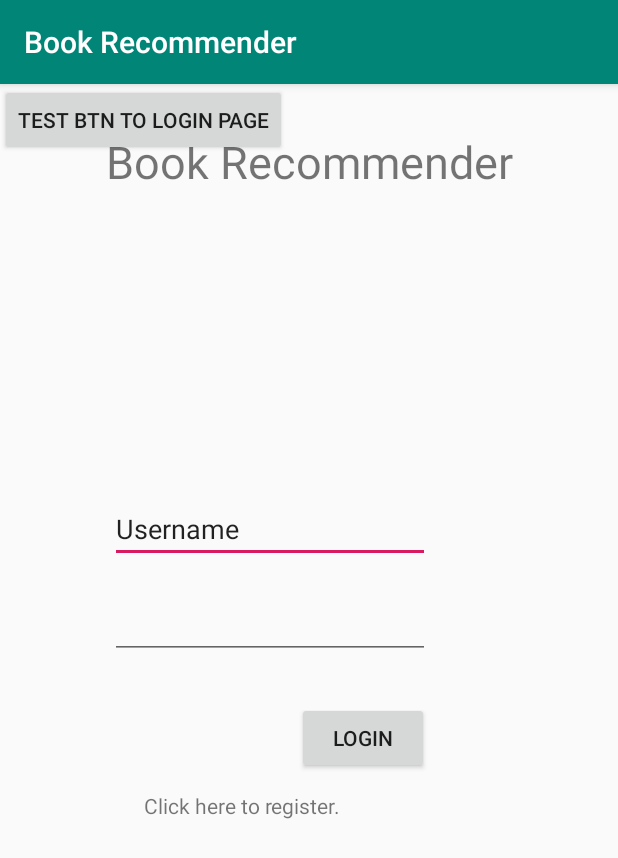
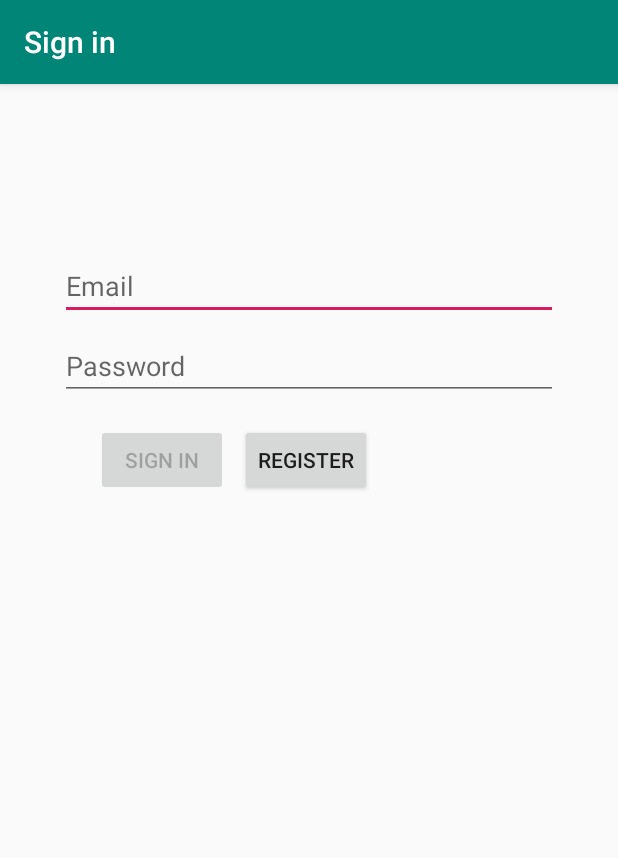
Before and after one commit to capstone-project-cs-info-4488/MachineLearningBookSuggester, an Android app: the screen it shows after launch (MainActivity before the commit, LoginActivity after it), on a phone screen of 412 x 824 dp. Shown: the top 858 px of the screen. Run offline under Robolectric (Android 15) with nearby library versions, the phone set to English and light mode, and no system bars.

Commit message:
Removed activity_main
Removed activity_main and made activity_login the main activity.

```diff
--- a/java/android/src/main/AndroidManifest.xml
+++ b/java/android/src/main/AndroidManifest.xml
@@ -1,5 +1,6 @@
 <?xml version="1.0" encoding="utf-8"?>
 <manifest xmlns:android="http://schemas.android.com/apk/res/android"
+    xmlns:tools="http://schemas.android.com/tools"
     package="edu.isu.capstone.bookrec.android">
 
     <application
@@ -8,11 +9,11 @@
         android:label="@string/app_name"
         android:roundIcon="@mipmap/ic_launcher_round"
         android:supportsRtl="true"
-        android:theme="@style/AppTheme">
+        android:theme="@style/AppTheme"
+        tools:ignore="GoogleAppIndexingWarning">
         <activity
             android:name=".ui.login.LoginActivity"
-            android:label="@string/title_activity_login"></activity>
-        <activity android:name=".MainActivity">
+            android:label="@string/title_activity_login">
             <intent-filter>
                 <action android:name="android.intent.action.MAIN" />
 
--- a/java/android/src/main/java/edu/isu/capstone/bookrec/android/MainActivity.java
+++ /dev/null
@@ -1,37 +0,0 @@
-package edu.isu.capstone.bookrec.android;
-
-import android.content.Intent;
-import android.net.Uri;
-import android.os.Bundle;
-import android.text.Html;
-import android.text.method.LinkMovementMethod;
-import android.app.Activity;
-import android.text.Spanned;
-import android.view.View;
-import android.widget.TextView;
-import androidx.appcompat.app.AppCompatActivity;
-
-import edu.isu.capstone.bookrec.android.ui.login.LoginActivity;
-
-public class MainActivity extends AppCompatActivity {
-
-
-    TextView Hyperlink;
-    Spanned Text;
-    @Override
-    protected void onCreate(Bundle savedInstanceState) {
-        super.onCreate(savedInstanceState);
-        setContentView(R.layout.activity_main);
-
-        Hyperlink = (TextView)findViewById(R.id.txtRegister);
-        Text = Html.fromHtml("<a href='https://goodreads.com/register'>Click here to register.");
-
-        Hyperlink.setMovementMethod(LinkMovementMethod.getInstance());
-        Hyperlink.setText(Text);
-    }
-
-    public void redirectToLogin(View v){
-        Intent i = new Intent(getBaseContext(), LoginActivity.class);
-        startActivity(i);
-    }
-}
--- a/java/android/src/main/res/layout/activity_login.xml
+++ b/java/android/src/main/res/layout/activity_login.xml
@@ -87,4 +87,5 @@
         android:text="Register"
         app:layout_constraintStart_toEndOf="@+id/btnLogin"
         app:layout_constraintTop_toBottomOf="@+id/password" />
+
 </androidx.constraintlayout.widget.ConstraintLayout>
--- a/java/android/src/main/res/layout/activity_main.xml
+++ /dev/null
@@ -1,98 +0,0 @@
-<?xml version="1.0" encoding="utf-8"?>
-<androidx.constraintlayout.widget.ConstraintLayout xmlns:android="http://schemas.android.com/apk/res/android"
-    xmlns:app="http://schemas.android.com/apk/res-auto"
-    xmlns:tools="http://schemas.android.com/tools"
-    android:layout_width="match_parent"
-    android:layout_height="match_parent"
-    tools:context=".MainActivity">
-
-    <TextView
-        android:id="@+id/textView4"
-        android:layout_width="wrap_content"
-        android:layout_height="wrap_content"
-        android:text="Book Recommender"
-        android:textSize="30sp"
-        app:layout_constraintBottom_toBottomOf="parent"
-        app:layout_constraintLeft_toLeftOf="parent"
-        app:layout_constraintRight_toRightOf="parent"
-        app:layout_constraintTop_toTopOf="parent"
-        app:layout_constraintVertical_bias="0.043" />
-
-    <EditText
-        android:id="@+id/txtUsername"
-        android:layout_width="wrap_content"
-        android:layout_height="wrap_content"
-        android:layout_marginStart="73dp"
-        android:layout_marginLeft="73dp"
-        android:layout_marginTop="200dp"
-        android:layout_marginEnd="125dp"
-        android:layout_marginRight="125dp"
-        android:layout_marginBottom="8dp"
-        android:ems="10"
-        android:inputType="textPersonName"
-        android:text="Username"
-        app:layout_constraintBottom_toTopOf="@+id/txtPassword"
-        app:layout_constraintEnd_toEndOf="parent"
-        app:layout_constraintStart_toStartOf="parent"
-        app:layout_constraintTop_toBottomOf="@+id/textView4" />
-
-    <EditText
-        android:id="@+id/txtPassword"
-        android:layout_width="wrap_content"
-        android:layout_height="wrap_content"
-        android:layout_marginStart="73dp"
-        android:layout_marginLeft="73dp"
-        android:layout_marginTop="8dp"
-        android:layout_marginEnd="125dp"
-        android:layout_marginRight="125dp"
-        android:layout_marginBottom="15dp"
-        android:ems="10"
-        android:inputType="textPassword"
-        app:layout_constraintBottom_toTopOf="@+id/btnLogin"
-        app:layout_constraintEnd_toEndOf="parent"
-        app:layout_constraintStart_toStartOf="parent"
-        app:layout_constraintTop_toBottomOf="@+id/txtUsername" />
-
-    <Button
-        android:id="@+id/btnLogin"
-        android:layout_width="wrap_content"
-        android:layout_height="wrap_content"
-        android:layout_marginStart="197dp"
-        android:layout_marginLeft="197dp"
-        android:layout_marginTop="11dp"
-        android:layout_marginEnd="126dp"
-        android:layout_marginRight="126dp"
-        android:layout_marginBottom="3dp"
-        android:text="Login"
-        app:layout_constraintBottom_toTopOf="@+id/txtRegister"
-        app:layout_constraintEnd_toEndOf="parent"
-        app:layout_constraintStart_toStartOf="parent"
-        app:layout_constraintTop_toBottomOf="@+id/txtPassword" />
-
-    <TextView
-        android:id="@+id/txtRegister"
-        android:layout_width="wrap_content"
-        android:layout_height="wrap_content"
-        android:layout_marginStart="77dp"
-        android:layout_marginLeft="77dp"
-        android:layout_marginTop="5dp"
-        android:layout_marginEnd="166dp"
-        android:layout_marginRight="166dp"
-        android:layout_marginBottom="275dp"
-        android:autoLink="web"
-        android:text="No account? Register here"
-        app:layout_constraintBottom_toBottomOf="parent"
-        app:layout_constraintEnd_toEndOf="parent"
-        app:layout_constraintStart_toStartOf="parent"
-        app:layout_constraintTop_toBottomOf="@+id/btnLogin" />
-
-    <Button
-        android:id="@+id/btnRedirectLogin"
-        android:layout_width="wrap_content"
-        android:layout_height="wrap_content"
-        android:onClick="redirectToLogin"
-        android:text="Test btn to Login page"
-        tools:layout_editor_absoluteX="75dp"
-        tools:layout_editor_absoluteY="135dp" />
-
-</androidx.constraintlayout.widget.ConstraintLayout>
--- a/java/android/src/main/res/values/strings.xml
+++ b/java/android/src/main/res/values/strings.xml
@@ -3,7 +3,6 @@
     <string name="title_activity_login">Sign in</string>
     <string name="prompt_email">Email</string>
     <string name="prompt_password">Password</string>
-    <string name="action_sign_in">Sign in or register</string>
     <string name="action_sign_in_short">Sign in</string>
     <string name="welcome">"Welcome !"</string>
     <string name="invalid_username">Not a valid username</string>
```
